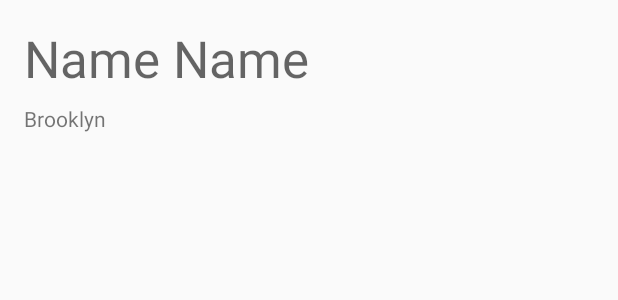
After one commit to kurilenok/drag_chaser, an Android app: the layout fragment_queen.xml on its own in the app's theme, with its tools: preview values and no code run, on a phone screen of 412 x 824 dp. The commit adds this screen. Shown: the top 300 px of the screen. Run offline under Robolectric (Android 15) with nearby library versions, the phone set to English and light mode, and no system bars.

Commit message:
queens: add / view

```diff
--- a/app/src/main/java/org/arcoiris/dragchaser/adapters/SectionsPagerAdapter.java
+++ b/app/src/main/java/org/arcoiris/dragchaser/adapters/SectionsPagerAdapter.java
@@ -5,7 +5,7 @@ import android.support.v4.app.FragmentManager;
 import android.support.v4.app.FragmentPagerAdapter;
 
 import org.arcoiris.dragchaser.activities.MainActivity;
-import org.arcoiris.dragchaser.fragments.QueensFragment;
+import org.arcoiris.dragchaser.fragments.QueensListFragment;
 
 /**
  * Created by kukolka on 3/25/2017.
@@ -20,7 +20,7 @@ public class SectionsPagerAdapter extends FragmentPagerAdapter {
     @Override
     public Fragment getItem(int position) {
 
-        if (position == 1) return new QueensFragment();
+        if (position == 1) return new QueensListFragment();
 
 
         return MainActivity.PlaceholderFragment.newInstance(position + 1);
--- a/app/src/main/java/org/arcoiris/dragchaser/fragments/NewQueenFragment.java
+++ b/app/src/main/java/org/arcoiris/dragchaser/fragments/NewQueenFragment.java
@@ -67,8 +67,8 @@ public class NewQueenFragment extends Fragment {
                     public void onSuccess(Void aVoid) {
                         dialog.dismiss();
                         Utils.showSnackbar(getView(), "Please welcome " + name);
-                        etName.clearComposingText();
-                        etHometown.clearComposingText();
+                        etName.setText("");
+                        etHometown.setText("");
                     }
                 })
                 .addOnFailureListener(new OnFailureListener() {
--- /dev/null
+++ b/app/src/main/res/layout/fragment_queen.xml
@@ -0,0 +1,31 @@
+<?xml version="1.0" encoding="utf-8"?>
+<android.support.constraint.ConstraintLayout xmlns:android="http://schemas.android.com/apk/res/android"
+    xmlns:app="http://schemas.android.com/apk/res-auto"
+    xmlns:tools="http://schemas.android.com/tools"
+    android:layout_width="match_parent"
+    android:layout_height="match_parent"
+    tools:context="org.arcoiris.dragchaser.fragments.QueenFragment"
+    tools:showIn="@layout/activity_queen">
+
+
+    <TextView
+        android:id="@+id/tvName"
+        android:layout_width="wrap_content"
+        android:layout_height="wrap_content"
+        android:layout_marginLeft="16dp"
+        android:layout_marginTop="16dp"
+        android:text="Name Name"
+        android:textAppearance="@style/TextAppearance.AppCompat.Display1"
+        app:layout_constraintLeft_toLeftOf="parent"
+        app:layout_constraintTop_toTopOf="parent" />
+
+    <TextView
+        android:id="@+id/tvHometown"
+        android:layout_width="wrap_content"
+        android:layout_height="wrap_content"
+        android:layout_marginLeft="0dp"
+        android:layout_marginTop="8dp"
+        android:text="Brooklyn"
+        app:layout_constraintLeft_toLeftOf="@+id/tvName"
+        app:layout_constraintTop_toBottomOf="@+id/tvName" />
+</android.support.constraint.ConstraintLayout>
--- a/app/src/main/res/layout/fragment_queens.xml
+++ b/app/src/main/res/layout/fragment_queens.xml
@@ -9,5 +9,5 @@
     android:layout_marginLeft="16dp"
     android:layout_marginRight="16dp"
     app:layoutManager="LinearLayoutManager"
-    tools:context="org.arcoiris.dragchaser.fragments.QueensFragment"
+    tools:context="org.arcoiris.dragchaser.fragments.QueensListFragment"
     tools:listitem="@layout/item_queen" />
--- a/app/src/main/res/values/strings.xml
+++ b/app/src/main/res/values/strings.xml
@@ -8,4 +8,8 @@
     <string name="title_activity_tab">TabActivity</string>
     <string name="section_format">Hello World from section: %1$d</string>
     <string name="title_activity_new_queen">NewQueenActivity</string>
+    <string name="title_activity_queen">QueenActivity</string>
+
+    <!-- TODO: Remove or change this placeholder text -->
+    <string name="hello_blank_fragment">Hello blank fragment</string>
 </resources>
```
Also changed, not shown: app/src/main/AndroidManifest.xml (+9 -0 lines), app/src/main/java/org/arcoiris/dragchaser/activities/MainActivity.java (+20 -10 lines), app/src/main/java/org/arcoiris/dragchaser/activities/NewQueenActivity.java (+11 -0 lines), app/src/main/java/org/arcoiris/dragchaser/activities/QueenActivity.java (added, +88 -0 lines), app/src/main/java/org/arcoiris/dragchaser/adapters/QueensAdapter.java (+4 -4 lines), app/src/main/java/org/arcoiris/dragchaser/fragments/BlankFragment.java (added, +109 -0 lines), app/src/main/java/org/arcoiris/dragchaser/fragments/QueenFragment.java (added, +45 -0 lines), app/src/main/java/org/arcoiris/dragchaser/fragments/QueensListFragment.java (renamed from app/src/main/java/org/arcoiris/dragchaser/fragments/QueensFragment.java, +4 -4 lines), app/src/main/res/layout/activity_queen.xml (added, +33 -0 lines), app/src/main/res/layout/content_queen.xml (added, +10 -0 lines), app/src/main/res/layout/fragment_blank.xml (added, +13 -0 lines), app/src/main/res/menu/menu_queen.xml (added, +10 -0 lines).
